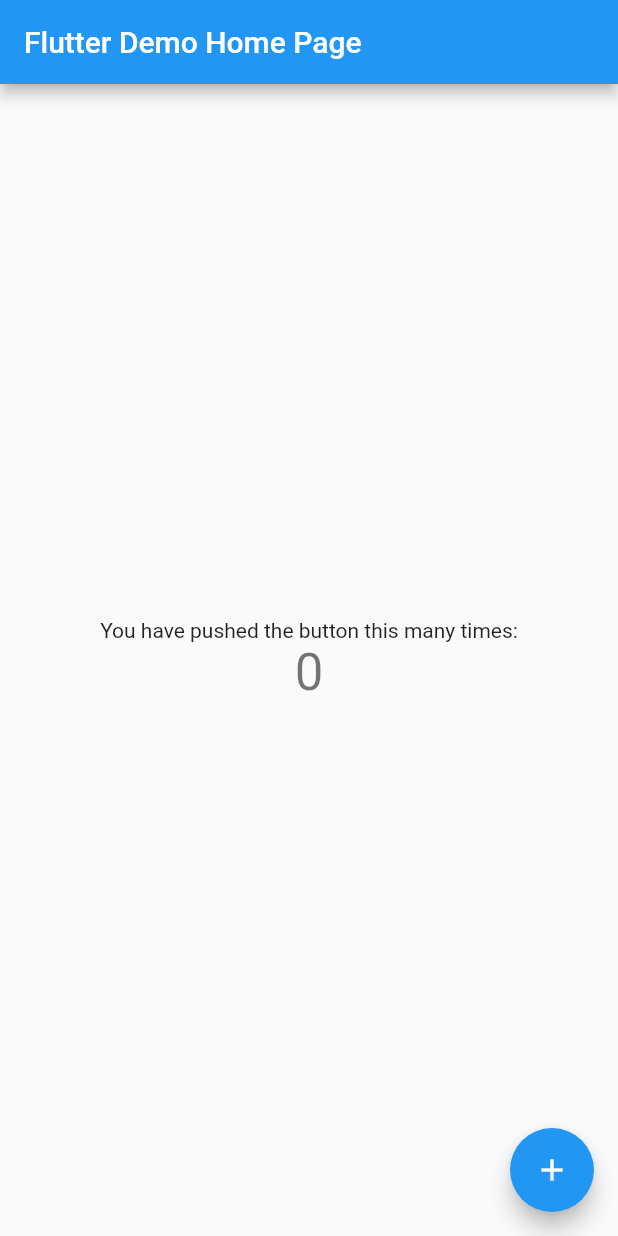
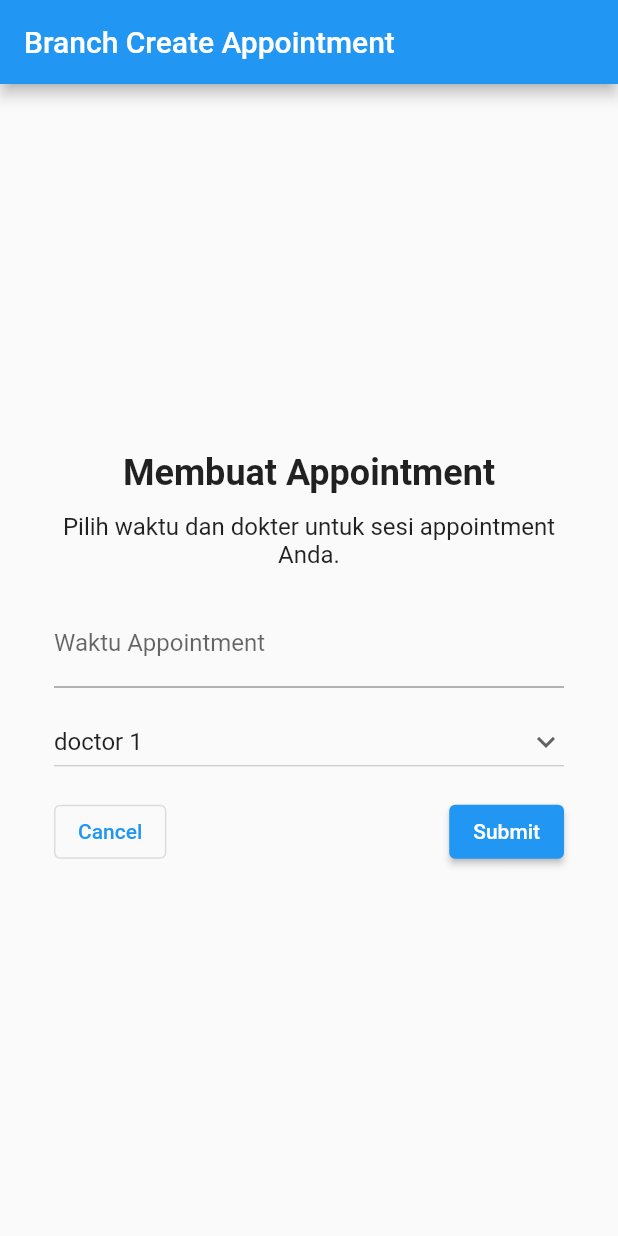
Before and after one commit to marthanatasha/rumahsehat, a Flutter app: the screen it shows after launch, on a phone screen of 412 x 824 dp. Run offline on Flutter 3.47's test engine with Material 2 defaults, Android fonts, the phone set to English and light mode, and no system bars; our stand-ins replace flutter_datetime_picker.

Commit message:
feat: add form for create appointment on mobile

```diff
--- a/rumahsehat_flutter/lib/main.dart
+++ b/rumahsehat_flutter/lib/main.dart
@@ -1,4 +1,5 @@
 import 'package:flutter/material.dart';
+import 'package:rumahsehat_flutter/pages/form_create_appointment.dart';
 
 void main() {
   runApp(const MyApp());
@@ -7,24 +8,20 @@ void main() {
 class MyApp extends StatelessWidget {
   const MyApp({super.key});
 
-  // This widget is the root of your application.
   @override
   Widget build(BuildContext context) {
     return MaterialApp(
       title: 'Flutter Demo',
       theme: ThemeData(
-        // This is the theme of your application.
-        //
-        // Try running your application with "flutter run". You'll see the
-        // application has a blue toolbar. Then, without quitting the app, try
-        // changing the primarySwatch below to Colors.green and then invoke
-        // "hot reload" (press "r" in the console where you ran "flutter run",
-        // or simply save your changes to "hot reload" in a Flutter IDE).
-        // Notice that the counter didn't reset back to zero; the application
-        // is not restarted.
         primarySwatch: Colors.blue,
       ),
-      home: const MyHomePage(title: 'Flutter Demo Home Page'),
+      home: Scaffold(
+        appBar: AppBar(
+          title: Text('Branch Create Appointment'),
+        ),
+        body: FormCreateAppointment(),
+      ),
+      // home: const MyHomePage(title: 'Flutter Demo Home Page'),
     );
   }
 }
--- a/rumahsehat_flutter/lib/pages/form_create_appointment.dart
+++ b/rumahsehat_flutter/lib/pages/form_create_appointment.dart
@@ -0,0 +1,144 @@
+import 'package:flutter/material.dart';
+import 'package:flutter_datetime_picker/flutter_datetime_picker.dart';
+import 'package:intl/intl.dart';
+
+class FormCreateAppointment extends StatefulWidget {
+  const FormCreateAppointment({super.key});
+
+  @override
+  _FormCreateAppointment createState() => _FormCreateAppointment();
+}
+
+class _FormCreateAppointment extends State<FormCreateAppointment> {
+  final _formKey = GlobalKey<FormState>();
+  final dateTimeController = TextEditingController();
+  List<String> doctorOptions = ['doctor 1', 'doctor 2', 'doctor 3', 'doctor 4']; // TODO: Tembak API
+  // Form values
+  DateTime? chosenDateTime;
+  String? chosenDoctor = 'doctor 1'; // TODO: Hrs nya gak hard code
+
+  @override
+  Widget build(BuildContext context) {
+    return Form(
+      key: _formKey,
+      child: SafeArea(
+        child: Padding(
+          padding: const EdgeInsets.symmetric(vertical: 20, horizontal: 36),
+          child: Column(
+            mainAxisAlignment: MainAxisAlignment.center,
+            children: <Widget> [
+              const Text(
+                'Membuat Appointment',
+                textAlign: TextAlign.center,
+                style: TextStyle(
+                  fontSize: 24,
+                  fontWeight: FontWeight.bold,
+                ),
+              ),
+              const SizedBox(height: 12),
+              const Text(
+                'Pilih waktu dan dokter untuk sesi appointment Anda.',
+                textAlign: TextAlign.center,
+                style: TextStyle(
+                  fontSize: 16,
+                ),
+              ),
+              const SizedBox(height: 20),
+              TextFormField(
+                controller: dateTimeController,
+                decoration: const InputDecoration(
+                  hintText: 'Pilih tanggal & jam',
+                  labelText: 'Waktu Appointment',
+                ),
+                validator: (value) {
+                  if (value == null || value.isEmpty) {
+                    return 'Pilih waktu appointment!';
+                  }
+                  return null;
+                },
+                onTap: () async {
+                  FocusScope.of(context).requestFocus(FocusNode());
+                  await DatePicker.showDateTimePicker(
+                    context,
+                    showTitleActions: true,
+                    minTime: DateTime.now(),
+                    currentTime: DateTime.now(),
+                    locale: LocaleType.en,
+                    onConfirm: (date) {
+                      dateTimeController.text = DateFormat('dd-MM-yyyy hh:mm').format(date);
+                      chosenDateTime = date;
+                    },
+                  );
+                },
+              ),
+              const SizedBox(height: 12),
+              DropdownButton(
+                isExpanded: true,
+                icon: const Icon(Icons.keyboard_arrow_down),
+                items: doctorOptions.map((String doctorName) {
+                  return DropdownMenuItem(
+                    value: doctorName,
+                    child: Text(doctorName),
+                  );
+                }).toList(),
+                value: chosenDoctor,
+                onChanged: (String? newDoctor) {
+                  setState(() {
+                    chosenDoctor = newDoctor!;
+                  });
+                },
+                ),
+              Row(
+                mainAxisAlignment: MainAxisAlignment.spaceBetween,
+                children: <Widget> [
+                  Container(
+                    padding: const EdgeInsets.only(top: 12),
+                    child: OutlinedButton(
+                      onPressed: () {}, // TODO: Navigator pop
+                      child: const Text('Cancel'),
+                    )
+                  ),
+                  const SizedBox(width: 12,),
+                  Container(
+                    padding: const EdgeInsets.only(top: 12),
+                    child: ElevatedButton(
+                      onPressed: () {
+                        if (_formKey.currentState!.validate()) {
+                          showDialog (
+                            context: context,
+                            builder: (BuildContext context) {
+                              return AlertDialog(
+                                title: const Text('Belom Siap Bang'),
+                                content: Column(
+                                  mainAxisSize: MainAxisSize.min,
+                                  crossAxisAlignment: CrossAxisAlignment.start,
+                                  children: <Widget> [
+                                    Text('Waktu: ${DateFormat('dd-MM-yyyy hh:mm').format(chosenDateTime!)}'),
+                                    Text('Dokter: ${chosenDoctor!}'),
+                                  ],
+                                ),
+                                actions: <Widget> [
+                                  TextButton(
+                                    child: const Text('Oke deh bang'),
+                                    onPressed: () {
+                                      Navigator.of(context).pop();
+                                    },
+                                  ),
+                                ],
+                              );
+                            }
+                          );
+                        }
+                      },
+                      child: const Text('Submit'),
+                    ),
+                  ),
+                ],
+              )
+            ],
+          ),
+        ),
+      ),
+    );
+  }
+}
--- a/rumahsehat_flutter/pubspec.yaml
+++ b/rumahsehat_flutter/pubspec.yaml
@@ -37,6 +37,8 @@ dependencies:
   # Use with the CupertinoIcons class for iOS style icons.
   cupertino_icons: ^1.0.2
   http: ^0.13.5
+  flutter_datetime_picker: ^1.5.1
+  intl: ^0.17.0
 
 dev_dependencies:
   flutter_test:
```
Also changed, not shown: rumahsehat_flutter/pubspec.lock, 2 other files.
